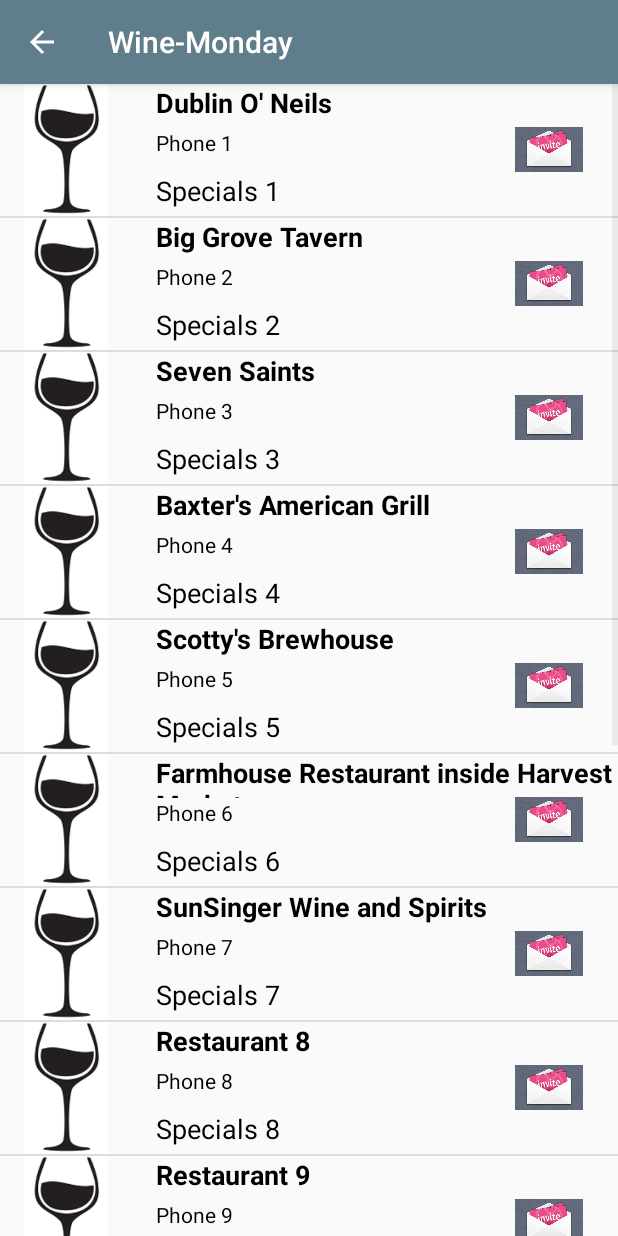
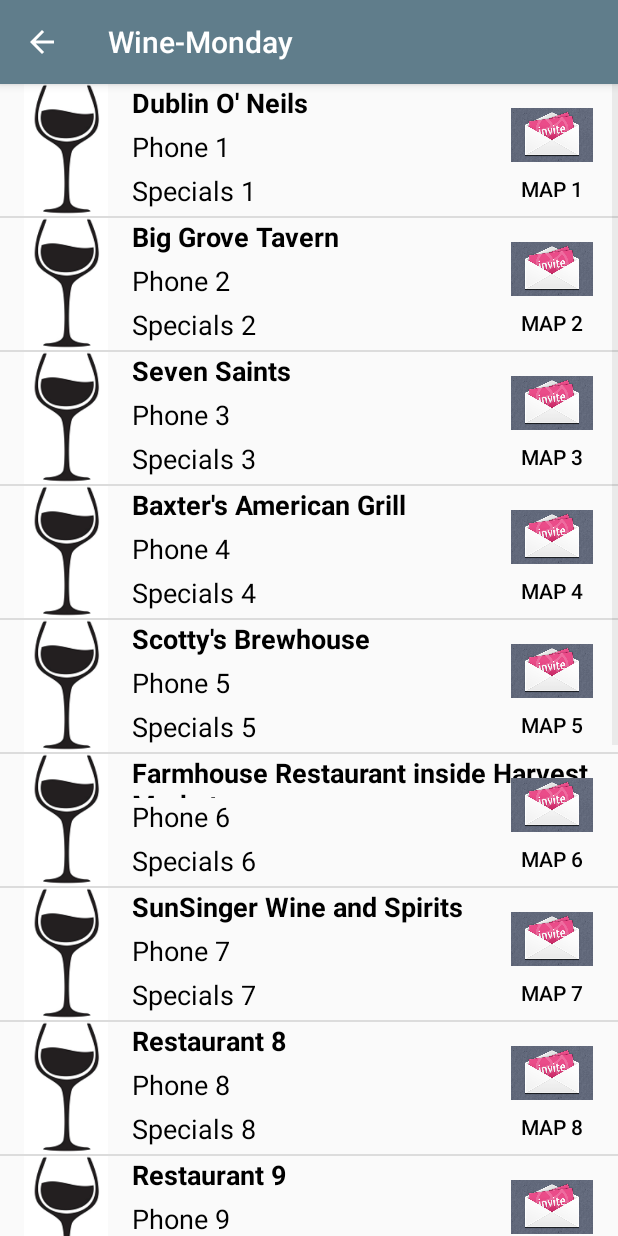
Before and after one commit to therestaurantrambler/rambler, an Android app: the MondayWine screen opened directly, with no data from a screen before it, on a phone screen of 412 x 824 dp. Run offline under Robolectric (Android 15) with nearby library versions, the phone set to English and light mode, and no system bars.

Commit message:
Add Phone and Map. Remove Addresss

```diff
--- a/app/src/main/java/com/therestaurantraambler/rambler/MondayWine.java
+++ b/app/src/main/java/com/therestaurantraambler/rambler/MondayWine.java
@@ -17,21 +17,21 @@
 
         final ArrayList<Specials> mondayWineList = new ArrayList<Specials>();
 
-        mondayWineList.add(new Specials(R.drawable.wine_glass, "Dublin O' Neils", "Phone 1", "Specials 1", R.drawable.invite));
-        mondayWineList.add(new Specials(R.drawable.wine_glass, "Big Grove Tavern", "Phone 2", "Specials 2", R.drawable.invite));
-        mondayWineList.add(new Specials(R.drawable.wine_glass, "Seven Saints", "Phone 3", "Specials 3", R.drawable.invite));
-        mondayWineList.add(new Specials(R.drawable.wine_glass, "Baxter's American Grill", "Phone 4", "Specials 4", R.drawable.invite));
-        mondayWineList.add(new Specials(R.drawable.wine_glass, "Scotty's Brewhouse", "Phone 5", "Specials 5", R.drawable.invite));
-        mondayWineList.add(new Specials(R.drawable.wine_glass, "Farmhouse Restaurant inside Harvest Market", "Phone 6", "Specials 6", R.drawable.invite));
-        mondayWineList.add(new Specials(R.drawable.wine_glass, "SunSinger Wine and Spirits", "Phone 7", "Specials 7", R.drawable.invite));
-        mondayWineList.add(new Specials(R.drawable.wine_glass, "Restaurant 8", "Phone 8", "Specials 8", R.drawable.invite));
-        mondayWineList.add(new Specials(R.drawable.wine_glass, "Restaurant 9", "Phone 9", "Specials 9", R.drawable.invite));
-        mondayWineList.add(new Specials(R.drawable.wine_glass, "Restaurant 10", "Phone 10", "Specials 10", R.drawable.invite));
-        mondayWineList.add(new Specials(R.drawable.wine_glass, "Restaurant 11", "Phone 11", "Specials 11", R.drawable.invite));
-        mondayWineList.add(new Specials(R.drawable.wine_glass, "Restaurant 12", "Phone 12", "Specials 12", R.drawable.invite));
-        mondayWineList.add(new Specials(R.drawable.wine_glass, "Restaurant 13", "Phone 13", "Specials 13", R.drawable.invite));
-        mondayWineList.add(new Specials(R.drawable.wine_glass, "Restaurant 14", "Phone 14", "Specials 14", R.drawable.invite));
-        mondayWineList.add(new Specials(R.drawable.wine_glass, "Restaurant 15", "Phone 15", "Specials 15", R.drawable.invite));
+        mondayWineList.add(new Specials(R.drawable.wine_glass, "Dublin O' Neils", "Phone 1", "Specials 1", R.drawable.invite,"Map 1"));
+        mondayWineList.add(new Specials(R.drawable.wine_glass, "Big Grove Tavern", "Phone 2", "Specials 2", R.drawable.invite, "Map 2"));
+        mondayWineList.add(new Specials(R.drawable.wine_glass, "Seven Saints", "Phone 3", "Specials 3", R.drawable.invite, "Map 3"));
+        mondayWineList.add(new Specials(R.drawable.wine_glass, "Baxter's American Grill", "Phone 4", "Specials 4", R.drawable.invite, "Map 4"));
+        mondayWineList.add(new Specials(R.drawable.wine_glass, "Scotty's Brewhouse", "Phone 5", "Specials 5", R.drawable.invite, "Map 5"));
+        mondayWineList.add(new Specials(R.drawable.wine_glass, "Farmhouse Restaurant inside Harvest Market", "Phone 6", "Specials 6", R.drawable.invite, "Map 6"));
+        mondayWineList.add(new Specials(R.drawable.wine_glass, "SunSinger Wine and Spirits", "Phone 7", "Specials 7", R.drawable.invite, "Map 7"));
+        mondayWineList.add(new Specials(R.drawable.wine_glass, "Restaurant 8", "Phone 8", "Specials 8", R.drawable.invite, "Map 8"));
+        mondayWineList.add(new Specials(R.drawable.wine_glass, "Restaurant 9", "Phone 9", "Specials 9", R.drawable.invite, "Map 9"));
+        mondayWineList.add(new Specials(R.drawable.wine_glass, "Restaurant 10", "Phone 10", "Specials 10", R.drawable.invite, "Map 10"));
+        mondayWineList.add(new Specials(R.drawable.wine_glass, "Restaurant 11", "Phone 11", "Specials 11", R.drawable.invite, "Map 11"));
+        mondayWineList.add(new Specials(R.drawable.wine_glass, "Restaurant 12", "Phone 12", "Specials 12", R.drawable.invite, "Map 12"));
+        mondayWineList.add(new Specials(R.drawable.wine_glass, "Restaurant 13", "Phone 13", "Specials 13", R.drawable.invite, "Map 13"));
+        mondayWineList.add(new Specials(R.drawable.wine_glass, "Restaurant 14", "Phone 14", "Specials 14", R.drawable.invite, "Map 14"));
+        mondayWineList.add(new Specials(R.drawable.wine_glass, "Restaurant 15", "Phone 15", "Specials 15", R.drawable.invite, "Map 15"));
 
 
 
--- a/app/src/main/java/com/therestaurantraambler/rambler/Specials.java
+++ b/app/src/main/java/com/therestaurantraambler/rambler/Specials.java
@@ -10,8 +10,9 @@
 
     //declare private member variables excluding images.
     private String mRestaurantName;
-    private String mAddress;
+    private String mPhone;
     private String mSpecials;
+    private String mMap;
     private int mInviteButtonResourceId;
 
     // declare the private variable for the image. Initialize to a number that is outside range
@@ -27,13 +28,14 @@
     //@mSpecials is the special offered by the restuarant
     //@mInviteButtonResouceId is the Invite button. It is the same for every item.
     //Intitalize the global mVariables to the value that is passed in
-    public Specials (int imageResourceId, String restaurantName, String address,
-                     String specials, int inviteButtonResourceId){
+    public Specials (int imageResourceId, String restaurantName, String phone,
+                     String specials, int inviteButtonResourceId, String map){
 
         mImageResourceId = imageResourceId;
         mRestaurantName = restaurantName;
-        mAddress = address;
+        mPhone = phone;
         mSpecials = specials;
+        mMap = map;
         mInviteButtonResourceId = inviteButtonResourceId;
 
     }
@@ -42,8 +44,9 @@
 
     public int getImageResourceId() {return mImageResourceId;}
     public String getRestaurantName() {return mRestaurantName;}
-    public String getAddress(){return mAddress;}
+    public String getPhone(){return mPhone;}
     public String getSpecials(){return mSpecials;}
+    public String getMap(){return mMap;}
     public int getInviteButtonResourceId(){return mInviteButtonResourceId;}
     public boolean hasImage(){
         return mImageResourceId != NO_IMAGE_PROVIDED;
--- a/app/src/main/java/com/therestaurantraambler/rambler/SpecialsAdapter.java
+++ b/app/src/main/java/com/therestaurantraambler/rambler/SpecialsAdapter.java
@@ -61,16 +61,22 @@
         restaurantNameTextView.setText(currentSpecials.getRestaurantName());
 
         // Find the address TextView in the list_item.xml layout
-        TextView addressTextView = (TextView) listItemView.findViewById(R.id.address_text_view);
+        TextView phoneTextView = (TextView) listItemView.findViewById(R.id.phone_text_view);
         // Get the version number from the current AndroidFlavor object and
         // set this text on the number TextView
-        addressTextView.setText(currentSpecials.getAddress());
+        phoneTextView.setText(currentSpecials.getPhone());
 
         // Find the specials TextView in the list_item.xml layout
         TextView specialsTextView = (TextView) listItemView.findViewById(R.id.specials_text_view);
         // Get the version number from the current AndroidFlavor object and
         // set this text on the number TextView
         specialsTextView.setText(currentSpecials.getSpecials());
+
+        // Find the map TextView in the list_item.xml layout
+        TextView mapTextView = (TextView) listItemView.findViewById(R.id.map_text_view);
+        // Get the version number from the current AndroidFlavor object and
+        // set this text on the number TextView
+        mapTextView.setText(currentSpecials.getMap());
 
 
         // Find the ImageView in the list_item.xml layout with the ID list_item_icon
--- a/app/src/main/res/layout/list_item.xml
+++ b/app/src/main/res/layout/list_item.xml
@@ -18,13 +18,10 @@
         android:layout_width="match_parent"
         android:layout_height="@dimen/list_item_height"
         android:layout_alignParentBottom="true"
-        android:layout_alignParentRight="true"
-        android:layout_alignParentEnd="true"
         android:layout_alignParentTop="true"
         android:layout_toRightOf="@id/image"
         android:layout_toEndOf="@id/image"
-        android:orientation="vertical"
-        android:paddingLeft="16dp">
+        android:orientation="vertical">
 
         <TextView
             android:id="@+id/restaurant_name_text_view"
@@ -37,16 +34,15 @@
             android:textStyle="bold"
             tools:text="Restaurant Name" />
 
-
         <TextView
-            android:id="@+id/address_text_view"
+            android:id="@+id/phone_text_view"
             android:layout_width="match_parent"
             android:layout_height="0dp"
-            android:layout_gravity="center"
+
             android:layout_weight="1"
-            android:textAppearance="?android:textAppearanceSmall"
+            android:textAppearance="?android:textAppearanceMedium"
             android:textColor="@android:color/black"
-            tools:text="Map 1" />
+            tools:text="Phone 1" />
 
         <TextView
             android:id="@+id/specials_text_view"
@@ -61,16 +57,36 @@
 
     </LinearLayout>
 
+    <LinearLayout
+        android:id="@+id/button_container"
+        android:layout_width="@dimen/list_item_height"
+        android:layout_height="@dimen/list_item_height"
+        android:layout_alignParentBottom="true"
+        android:layout_alignParentRight="true"
+        android:layout_alignParentEnd="true"
+        android:layout_alignParentTop="true"
+
+        android:orientation="vertical">
 
     <ImageView
         android:id="@+id/invite_button"
-        android:layout_width="60dp"
-        android:layout_height="30dp"
-        android:layout_alignParentEnd="true"
-        android:layout_alignParentRight="true"
-        android:layout_centerVertical="true"
-        android:layout_marginRight="16dp"
+        android:layout_width="@dimen/list_item_height"
+        android:layout_height="0dp"
+        android:layout_marginTop="@dimen/fab_margin"
+        android:layout_weight="1"
         android:src="@drawable/invite" />
+
+        <TextView
+            android:id="@+id/map_text_view"
+            android:layout_width="@dimen/list_item_height"
+            android:layout_height="0dp"
+            android:gravity="center"
+            android:layout_weight="1"
+            android:textAppearance="?android:textAppearanceButton"
+            android:textColor="@android:color/black"
+            tools:text="Map 1" />
+
+    </LinearLayout>
 
 
 </RelativeLayout>
```
